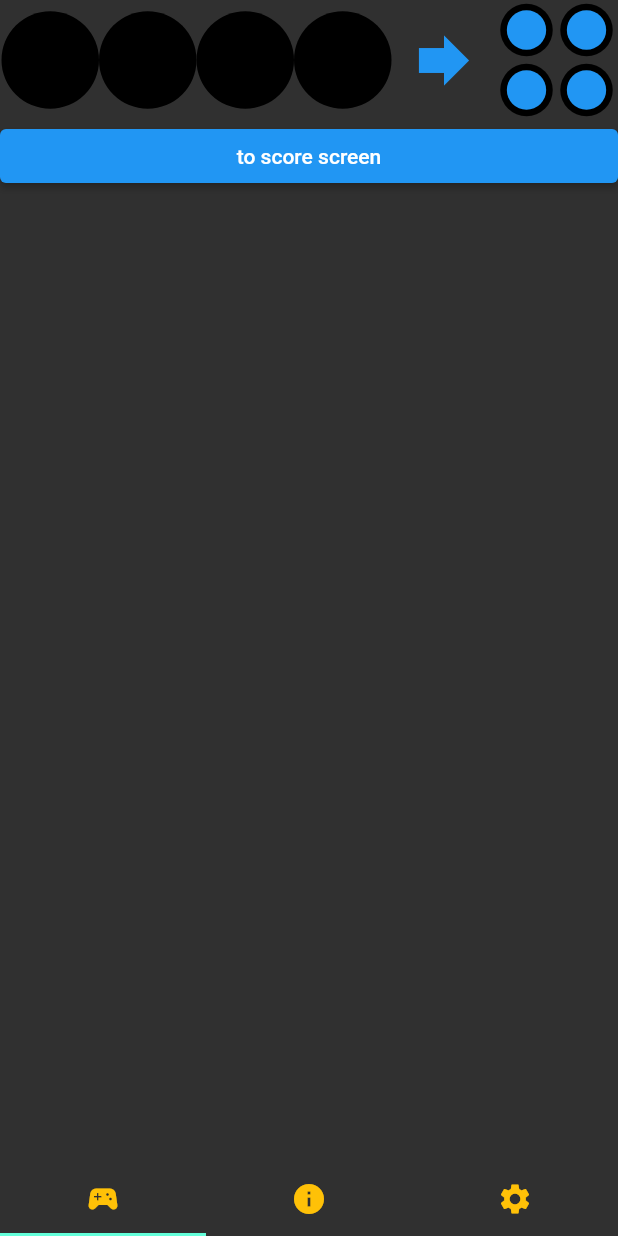
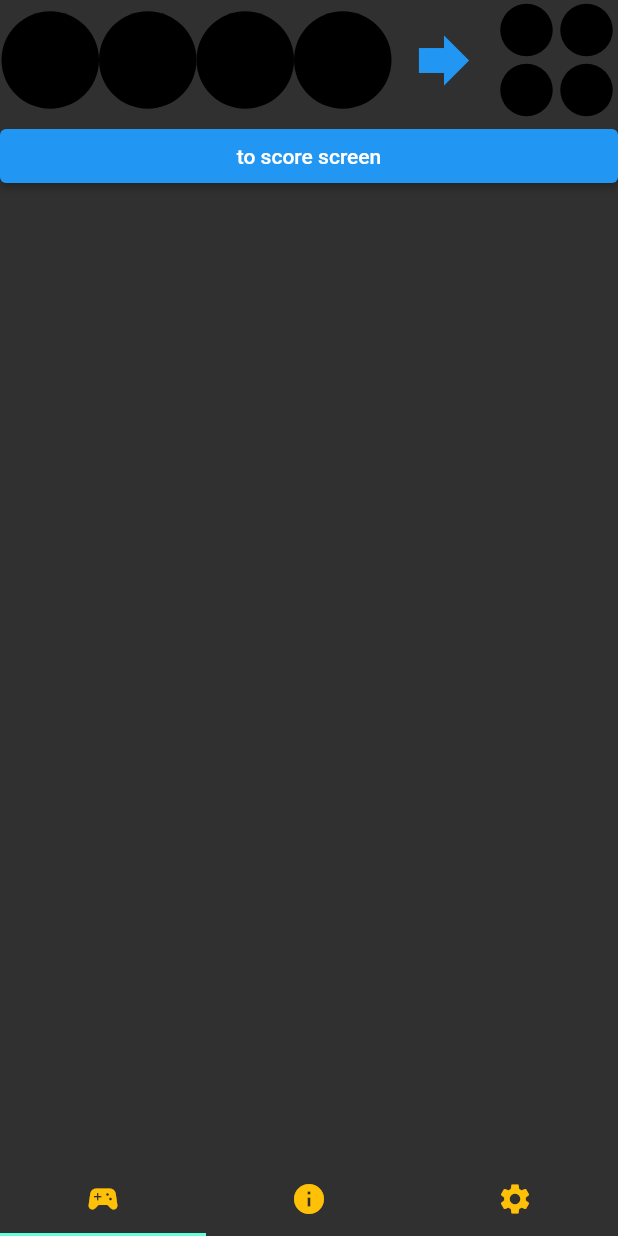
Before and after one commit to galileo-academy-wmiw/mastermind_leaf, a Flutter app: the AppTree screen opened directly, after a tap on the "forward" icon, on a phone screen of 412 x 824 dp. Run offline on Flutter 3.47's test engine with Material 2 defaults, Android fonts, the phone set to English and light mode, and no system bars; our stand-ins replace audioplayers.

Commit message:
made score pins actually do stuff

```diff
--- a/lib/classes/code-pin.dart
+++ b/lib/classes/code-pin.dart
@@ -53,6 +53,8 @@ class _CodePinState extends State<CodePin> {
             widget.currentColor = currentColor;
           });
         },
+        /*
+        DOUBLE TAP IS DISABLED BECAUSE I KEPT ACCIDENTALLY DOING IT
         onDoubleTap: () {
           setState(() {
             index--;
@@ -63,7 +65,7 @@ class _CodePinState extends State<CodePin> {
             currentColor = pinColors[index];
             widget.currentColor = currentColor;
           });
-        },
+        },*/
         child: ConstrainedBox(
             constraints: const BoxConstraints(
               maxHeight: 65,
--- a/lib/classes/game-row.dart
+++ b/lib/classes/game-row.dart
@@ -26,6 +26,7 @@ class _GameRowState extends State<GameRow> with SingleTickerProviderStateMixin {
   late AnimationController flyInAnimationController;
 
   late List<CodePin> pins;
+  late List<ScorePin> scorePins;
 
   @override
   void initState() {
@@ -34,6 +35,14 @@ class _GameRowState extends State<GameRow> with SingleTickerProviderStateMixin {
       CodePin(widget.rowActive),
       CodePin(widget.rowActive),
       CodePin(widget.rowActive)
+    ];
+
+    scorePins = [
+      //creates 4 empty pins
+      ScorePin(flutterScorePinColors[0], true),
+      ScorePin(flutterScorePinColors[0], true),
+      ScorePin(flutterScorePinColors[0], true),
+      ScorePin(flutterScorePinColors[0], true),
     ];
 
     flyInAnimationController = AnimationController(
@@ -88,12 +97,23 @@ class _GameRowState extends State<GameRow> with SingleTickerProviderStateMixin {
 
 
     if (!areThereEmptyPins) {
-
-
+      //make codepins non interactive
       for (int i = 0; i < 4; i++) {
         pins[i].pinActive = false;
         pins[i].setStateCallOnStateToDisableColorSwitching();
       }
+
+      //make scorePins the right Color
+      List<PinColor> inputs = [];
+      for(int i = 0; i < 4; i++){
+        inputs.add(gameController.flutterColorToPinColor(pins[i].currentColor));
+      }
+      List<Answer> results = gameController.compareAnswer(inputs);
+
+      for(int i = 3; i >= 0; i--){
+        scorePins[i] = ScorePin(gameController.answerToFlutterColor(results[i]), true);
+      }
+
       widget.rowActive = false;
       widget.addGameRowFunction();
       setState(() {});
@@ -133,11 +153,11 @@ class _GameRowState extends State<GameRow> with SingleTickerProviderStateMixin {
                 Row(
                     mainAxisAlignment: MainAxisAlignment.spaceAround,
                     crossAxisAlignment: CrossAxisAlignment.center,
-                    children: [ScorePin(), ScorePin()]),
+                    children: [scorePins[0], scorePins[1]]),
                 Row(
                     mainAxisAlignment: MainAxisAlignment.spaceAround,
                     crossAxisAlignment: CrossAxisAlignment.center,
-                    children: [ScorePin(), ScorePin()]),
+                    children: [scorePins[2], scorePins[3]]),
               ],
             ),
           )
--- a/lib/classes/score-pin.dart
+++ b/lib/classes/score-pin.dart
@@ -4,10 +4,10 @@ import 'package:mastermind_leaf/classes/gamecontroller.dart';
 import 'package:mastermind_leaf/main.dart';
 
 class ScorePin extends StatelessWidget {
-  ScorePin({Key? key}) : super(key: key);
+  ScorePin(this.currentColor, this.colorBlindMode);
 
-  Color currentColor = Colors.blue;
-  bool colorBlindMode = true;
+  Color currentColor;
+  bool colorBlindMode;
 
   List<Color> pinColors = flutterScorePinColors;
 
@@ -59,9 +59,9 @@ class ScorePinPainter extends CustomPainter{
       if(currentColor == pinColors[1]){
         canvas.drawArc(rectangle, 0, (pi/3)* 2, true, paint);
       }else if(currentColor == pinColors[2]){
-        canvas.drawArc(rectangle, (pi/3)*2, (pi/3)*4, true, paint);
+        canvas.drawArc(rectangle, (pi/3)*2, (pi/3)*2, true, paint);
       }else if(currentColor == pinColors[3]){
-        canvas.drawArc(rectangle, (pi/3)*4, pi*2, true, paint);
+        canvas.drawArc(rectangle, (pi/3)*4, (pi/3)*2, true, paint);
       }
     }
   }
```
Also changed, not shown: lib/classes/gamecontroller.dart (+21 -10 lines).
